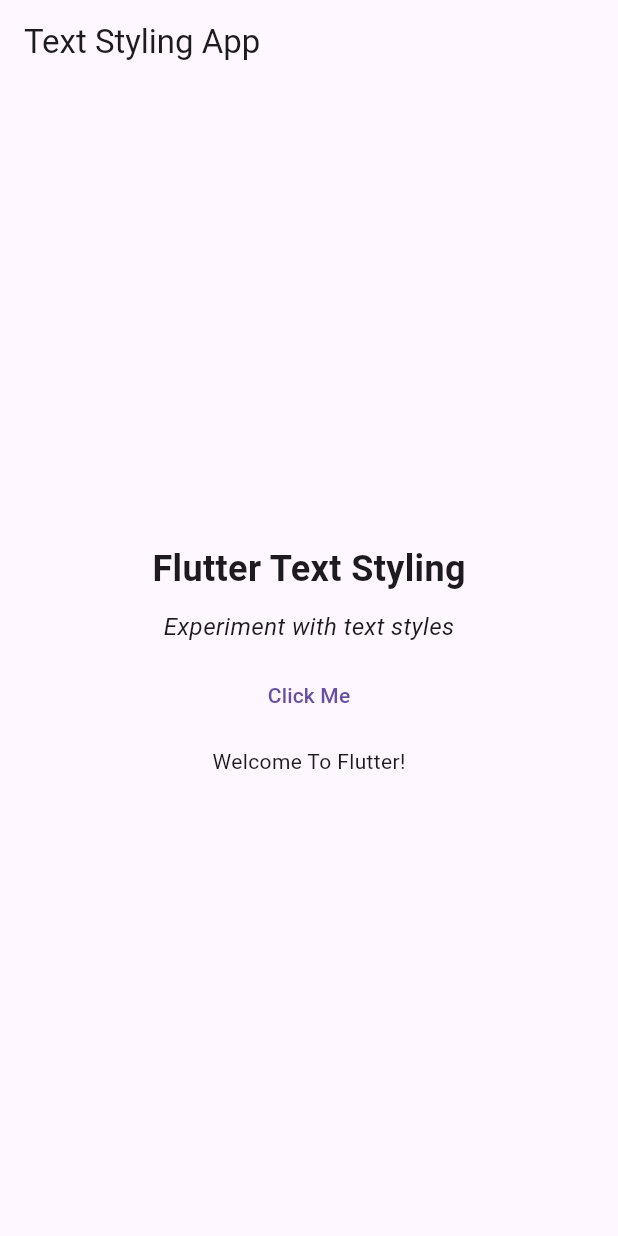
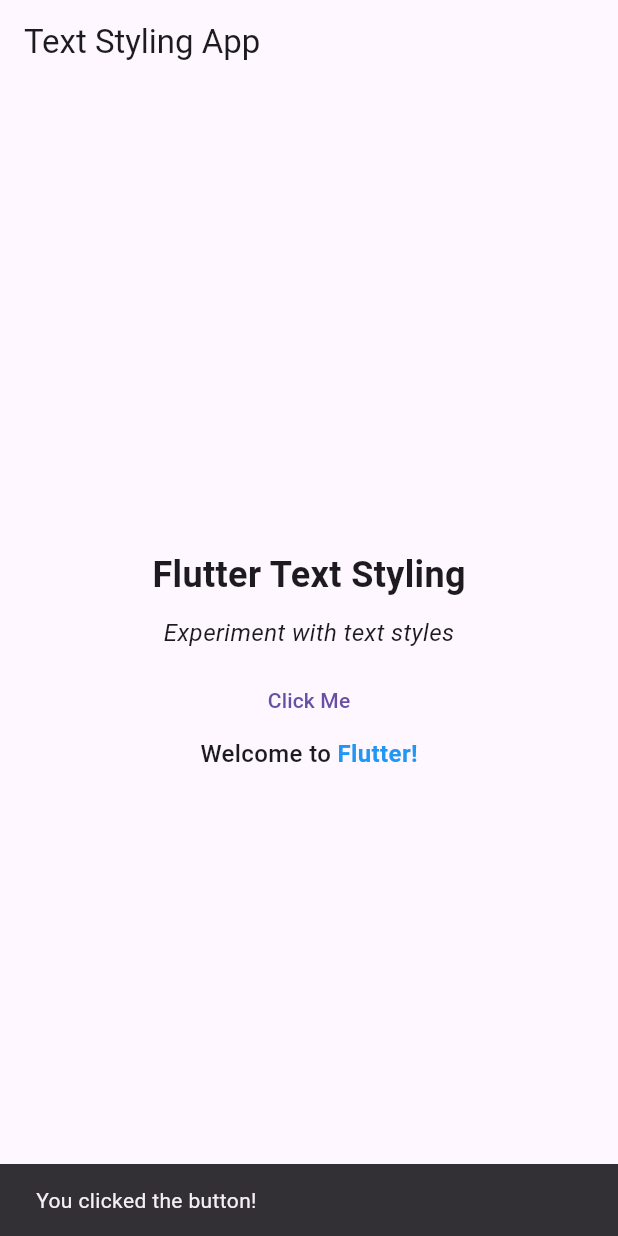
Before and after one commit to billalhossan1/live-test-2, a Flutter app: the screen it shows after launch, after a tap on "Click Me", on a phone screen of 412 x 824 dp. Run offline on Flutter 3.47's test engine with Material 3 defaults, Android fonts, the phone set to English and light mode, and no system bars.

Commit message:
update style

```diff
--- a/lib/main.dart
+++ b/lib/main.dart
@@ -1,23 +1,22 @@
 import 'package:flutter/cupertino.dart';
 import 'package:flutter/material.dart';
 
-void main()
-{
+void main() {
   runApp(MyApp());
 }
 
-class MyApp extends StatelessWidget {  @override
+class MyApp extends StatelessWidget {
+  @override
   Widget build(BuildContext context) {
-    return(MaterialApp(
+    return (MaterialApp(
       home: HomeScreen(),
-    )
-    );
+    ));
   }
 }
+
 class HomeScreen extends StatelessWidget {
   @override
   Widget build(BuildContext context) {
-
     return Scaffold(
       appBar: AppBar(
         title: Text("Text Styling App"),
@@ -27,13 +26,16 @@ class HomeScreen extends StatelessWidget {
           mainAxisAlignment: MainAxisAlignment.center,
           crossAxisAlignment: CrossAxisAlignment.center,
           children: [
-            Text("Flutter Text Styling",style: TextStyle(
+            Text(
+              "Flutter Text Styling",
+              style: TextStyle(
                 fontSize: 24,
                 fontWeight: FontWeight.bold,
               ),
             ),
-            SizedBox(height: 10,),
-
+            SizedBox(
+              height: 10,
+            ),
             Text(
               'Experiment with text styles',
               style: TextStyle(
@@ -41,12 +43,35 @@ class HomeScreen extends StatelessWidget {
                 fontStyle: FontStyle.italic,
               ),
             ),
+            SizedBox(
+              height: 10,
+            ),
+            TextButton(
+                onPressed: () {
+                  ScaffoldMessenger.of(context).showSnackBar(
+                      SnackBar(content: Text("You clicked the button!")));
+                },
+                child: Text("Click Me",
+                ),),
 
-            SizedBox(height: 10,),
-
-            TextButton(onPressed: (){}, child: Text("Click Me")),
-            SizedBox(height: 10,),
-            Text("Welcome To Flutter!"),
+            Text.rich(TextSpan(
+              text: "Welcome to ",
+              style: TextStyle(
+                  fontWeight: FontWeight.w500,
+                fontSize: 16
+              ),
+              children: <TextSpan>[
+                TextSpan(
+                  text: 'Flutter!',
+                  style: TextStyle(
+                      color: Colors.blue,
+                      fontWeight: FontWeight.bold,
+                    fontSize: 16,
+                    // Blue color for "Flutter"
+                      ),
+                ),
+              ],
+            ))
           ],
         ),
       ),
```
Lines whose indentation alone changed are shown as unchanged.
